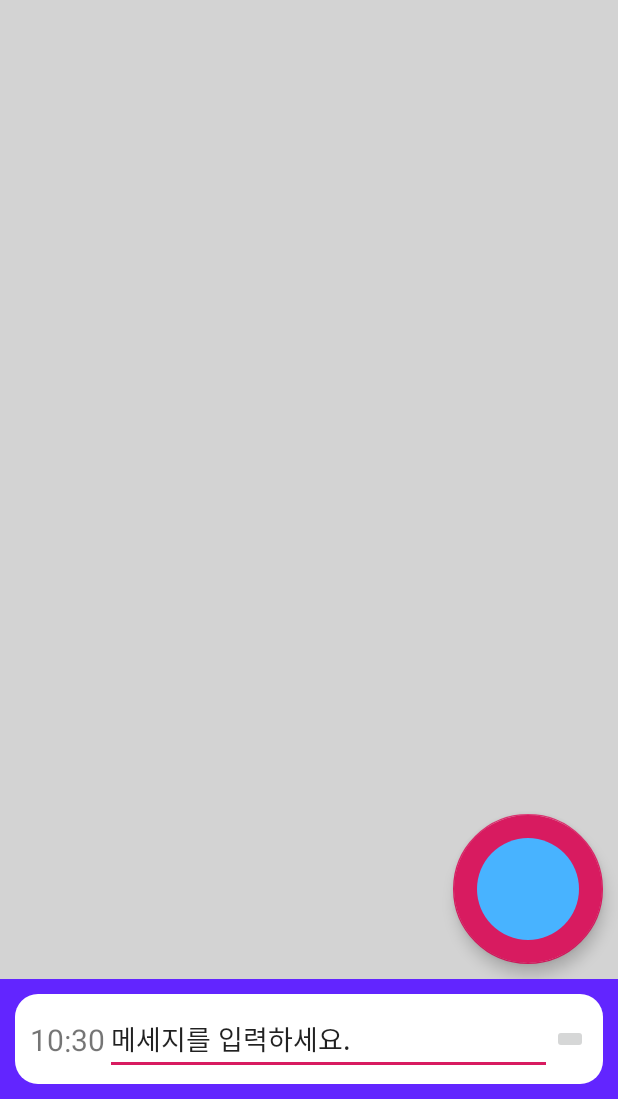
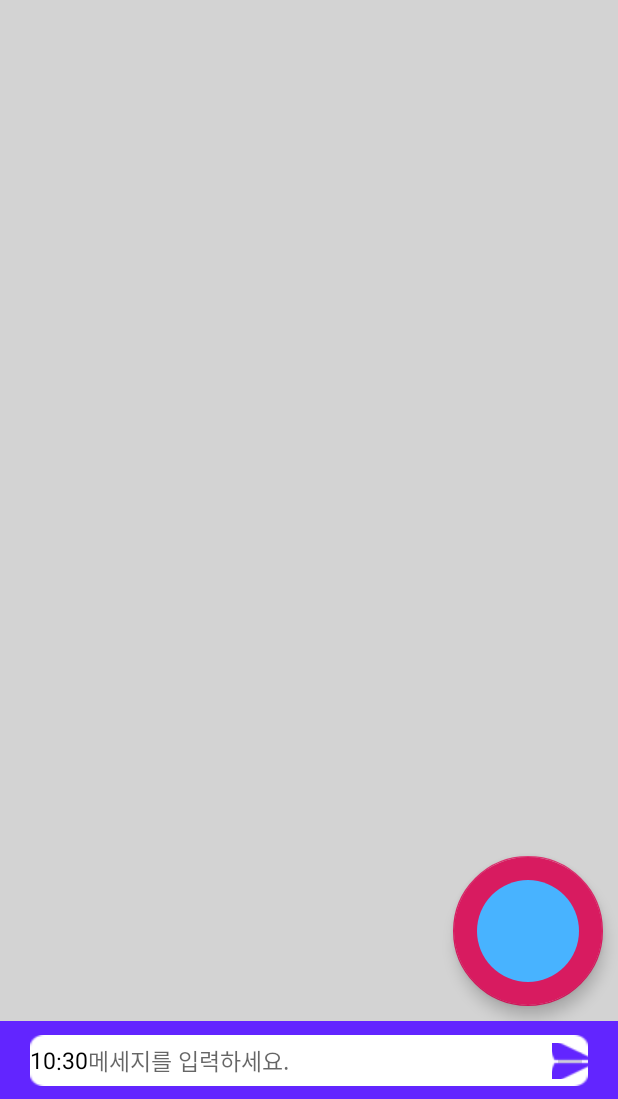
Before and after one commit to openhack-twix/Tmate, an Android app: the MainActivity screen opened directly, with no data from a screen before it, on a phone screen of 412 x 824 dp, the part 137-1236 px from its top. Run offline under Robolectric (Android 15) with nearby library versions, the phone set to English and light mode, and no system bars; libraries missing offline, so code that uses them is left out: com.kakao.usermgmt.

Commit message:
Resize bottom bar

```diff
--- a/app/src/main/res/drawable/message_box.xml
+++ b/app/src/main/res/drawable/message_box.xml
@@ -2,5 +2,5 @@
 <shape xmlns:android="http://schemas.android.com/apk/res/android"
     android:shape="rectangle">
     <solid android:color="#fff" />
-    <corners android:radius="15dp" />
+    <corners android:radius="10dp" />
 </shape>
--- a/app/src/main/res/layout/activity_login.xml
+++ b/app/src/main/res/layout/activity_login.xml
@@ -13,7 +13,7 @@
         android:id="@+id/login_iv_logo"
         android:layout_width="112dp"
         android:layout_height="151dp"
-        android:layout_marginTop="199dp"
+        android:layout_marginTop="250dp"
         android:src="@drawable/logo4"
         app:layout_constraintLeft_toLeftOf="parent"
         app:layout_constraintRight_toRightOf="parent"
--- a/app/src/main/res/layout/activity_main.xml
+++ b/app/src/main/res/layout/activity_main.xml
@@ -48,6 +48,8 @@
         android:layout_weight="12"
         android:background="@color/light_gray"
         app:layout_constraintBottom_toTopOf="@+id/main_linearLayout_bottomBar"
+        app:layout_constraintLeft_toLeftOf="parent"
+        app:layout_constraintRight_toRightOf="parent"
         app:layout_constraintTop_toBottomOf="@+id/main_toolbar">
 
         <fragment
@@ -77,31 +79,28 @@
     <android.support.constraint.ConstraintLayout
         android:id="@+id/main_linearLayout_bottomBar"
         android:layout_width="match_parent"
-        android:layout_height="80dp"
+        android:layout_height="52dp"
         android:background="@color/colorPrimary"
-        android:paddingBottom="10dp"
         app:layout_constraintBottom_toBottomOf="parent"
         app:layout_constraintEnd_toEndOf="parent"
         app:layout_constraintStart_toStartOf="parent"
         app:layout_constraintTop_toBottomOf="@+id/constraintLayout2">
 
         <android.support.constraint.ConstraintLayout
-            android:layout_width="0dp"
-            android:layout_height="0dp"
-            android:layout_marginStart="10dp"
-            android:layout_marginTop="10dp"
-            android:layout_marginEnd="10dp"
-            android:background="@drawable/message_box"
+            android:layout_width="match_parent"
+            android:layout_height="34dp"
+            android:layout_marginStart="20dp"
+            android:layout_marginEnd="20dp"
+            android:background="@drawable/message_box_1x"
             app:layout_constraintBottom_toBottomOf="parent"
-            app:layout_constraintEnd_toEndOf="parent"
-            app:layout_constraintStart_toStartOf="parent"
+            app:layout_constraintLeft_toLeftOf="parent"
+            app:layout_constraintRight_toRightOf="parent"
             app:layout_constraintTop_toTopOf="parent">
 
             <android.support.constraint.ConstraintLayout
                 android:id="@+id/main_layout_timepicker"
-                android:layout_width="0dp"
-                android:layout_height="100dp"
-                android:layout_weight="1"
+                android:layout_width="wrap_content"
+                android:layout_height="34dp"
                 android:gravity="center"
                 android:orientation="horizontal"
                 app:layout_constraintBottom_toBottomOf="parent"
@@ -112,10 +111,10 @@
                     android:id="@+id/main_tv_timeHour"
                     android:layout_width="wrap_content"
                     android:layout_height="match_parent"
-                    android:layout_marginStart="10dp"
                     android:gravity="center_vertical|right"
                     android:text="12"
-                    android:textSize="20sp"
+                    android:textColor="@color/black"
+                    android:textSize="15dp"
                     app:layout_constraintBottom_toBottomOf="parent"
                     app:layout_constraintEnd_toStartOf="@id/textView2"
                     app:layout_constraintStart_toStartOf="parent"
@@ -127,7 +126,8 @@
                     android:layout_height="wrap_content"
                     android:gravity="center_vertical|center_horizontal"
                     android:text=":"
-                    android:textSize="20sp"
+                    android:textColor="@color/black"
+                    android:textSize="15dp"
                     app:layout_constraintBottom_toBottomOf="parent"
                     app:layout_constraintEnd_toStartOf="@+id/main_tv_timeMinute"
                     app:layout_constraintStart_toEndOf="@+id/main_tv_timeHour"
@@ -139,7 +139,8 @@
                     android:layout_height="0dp"
                     android:gravity="center_vertical|left"
                     android:text="34"
-                    android:textSize="20sp"
+                    android:textColor="@color/black"
+                    android:textSize="15dp"
                     app:layout_constraintBottom_toBottomOf="parent"
                     app:layout_constraintEnd_toEndOf="parent"
                     app:layout_constraintStart_toEndOf="@+id/textView2"
@@ -147,29 +148,33 @@
 
             </android.support.constraint.ConstraintLayout>
 
+
+            <EditText
+                android:id="@+id/editText2"
+                android:layout_width="0dp"
+                android:layout_height="wrap_content"
+                android:background="@color/transparent"
+                android:ems="10"
+                android:hint="메세지를 입력하세요."
+                android:inputType="text"
+                android:maxLines="1"
+                android:textSize="15dp"
+                app:layout_constraintBottom_toBottomOf="parent"
+                app:layout_constraintEnd_toStartOf="@+id/main_btn_send"
+                app:layout_constraintStart_toEndOf="@+id/main_layout_timepicker"
+                app:layout_constraintTop_toTopOf="parent" />
+
+
             <ImageButton
                 android:id="@+id/main_btn_send"
-                android:layout_width="wrap_content"
-                android:layout_height="wrap_content"
-                android:layout_marginEnd="10dp"
+                android:layout_width="24dp"
+                android:layout_height="24dp"
+                android:src="@drawable/icon_send"
                 app:layout_constraintBottom_toBottomOf="parent"
                 app:layout_constraintEnd_toEndOf="parent"
                 app:layout_constraintStart_toEndOf="@+id/editText2"
                 app:layout_constraintTop_toTopOf="parent"
                 tools:srcCompat="@tools:sample/avatars[0]" />
-
-            <EditText
-                android:id="@+id/editText2"
-                android:layout_width="0dp"
-                android:layout_height="wrap_content"
-                android:ems="10"
-                android:inputType="text"
-                android:maxLines="1"
-                android:text="메세지를 입력하세요."
-                app:layout_constraintBottom_toBottomOf="parent"
-                app:layout_constraintEnd_toStartOf="@+id/main_btn_send"
-                app:layout_constraintStart_toEndOf="@+id/main_layout_timepicker"
-                app:layout_constraintTop_toTopOf="parent" />
         </android.support.constraint.ConstraintLayout>
 
 
```
Also changed, not shown: app/src/main/java/com/example/tmate/MainActivity.java (+12 -25 lines), app/src/main/res/drawable/message_box_1x.png (added), app/src/main/res/drawable/message_box_2x.png (added), app/src/main/res/drawable/message_box_3x.png (added).
